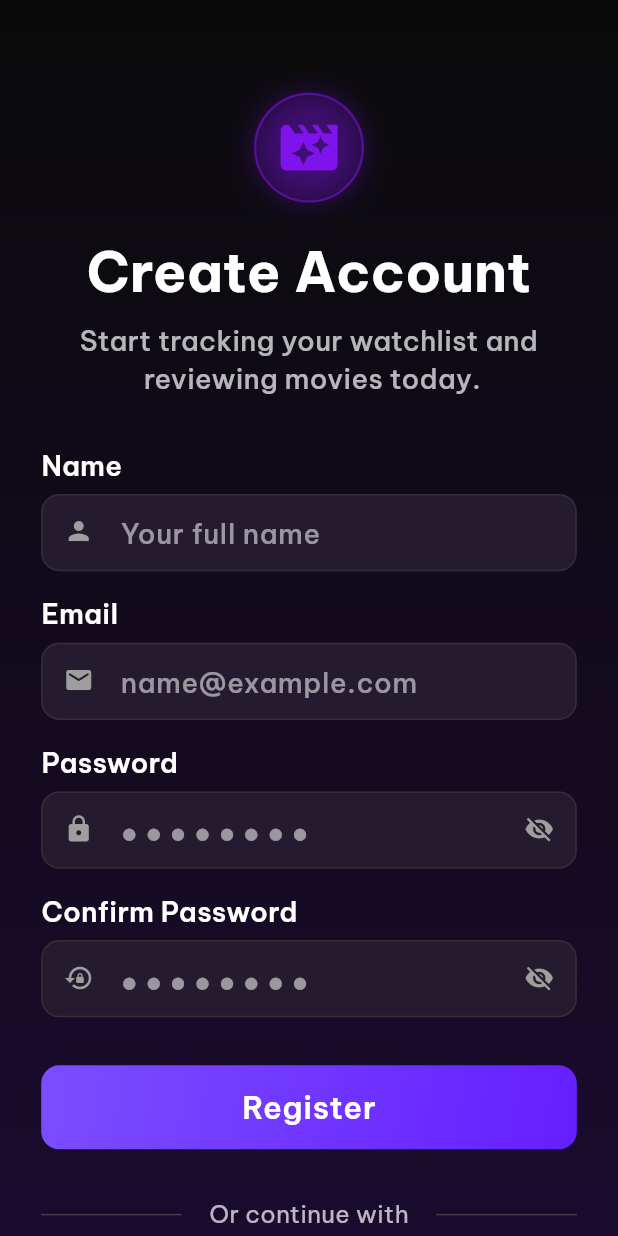
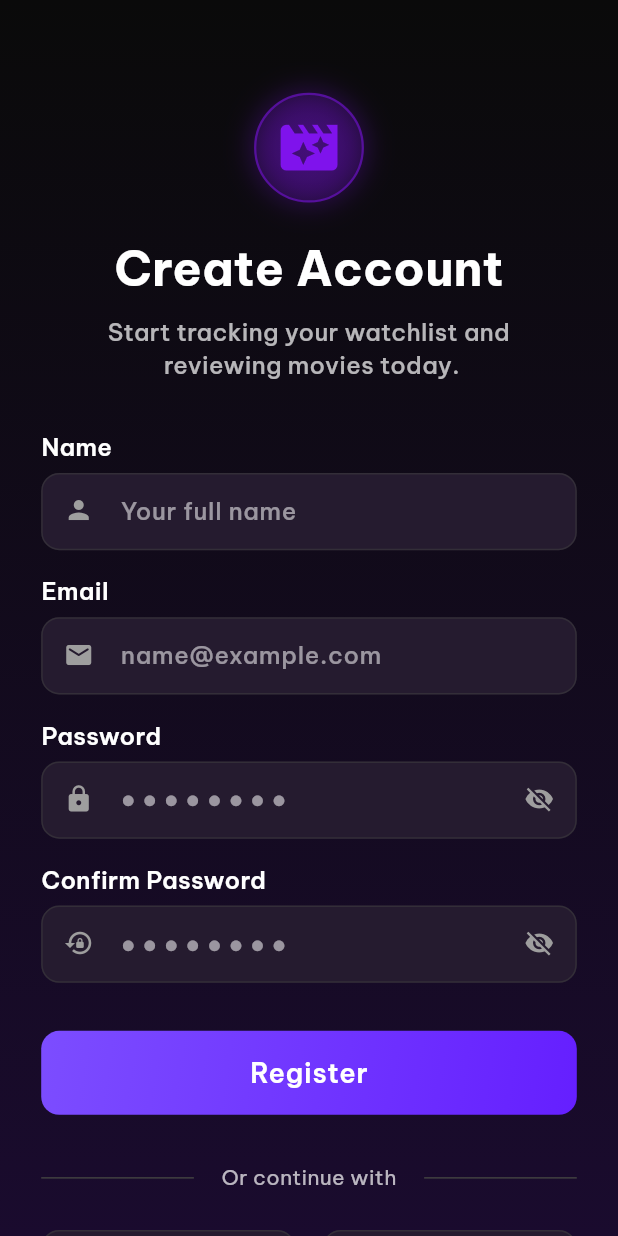
Before and after one commit to majd-khalifa/task8_X1_404Found, a Flutter app: the screen it shows after launch, on a phone screen of 412 x 824 dp. Run offline on Flutter 3.47's test engine with Material 3 defaults, Android fonts, the phone set to English and light mode, and no system bars; our stand-ins replace bloc, equatable, flutter_bloc, flutter_screenutil, font_awesome_flutter, video_player.

Commit message:
fixed the problems with app release and auth_cubit

```diff
--- a/task8/lib/core/constants/text_style.dart
+++ b/task8/lib/core/constants/text_style.dart
@@ -1,93 +1,92 @@
 import 'package:flutter/material.dart';
-import 'package:flutter_screenutil/flutter_screenutil.dart';
 import 'app_color.dart';
 import 'app_font.dart';
 
 class AppTextStyles {
-  /// 10.sp — badges, tiny labels
+  /// 10 — badges, tiny labels
   static TextStyle textStyle10 = TextStyle(
-    fontSize: 10.sp,
+    fontSize: 10,
     fontWeight: FontWeight.w600,
     fontFamily: AppFont.beVietnamPro,
     color: AppColors.textPrimary,
     height: 14 / 10,
   );
 
-  /// 12.sp — small labels, cast names, timestamps
+  /// 12 — small labels, cast names, timestamps
   static TextStyle textStyle12 = TextStyle(
-    fontSize: 12.sp,
+    fontSize: 12,
     fontWeight: FontWeight.w500,
     fontFamily: AppFont.beVietnamPro,
     color: AppColors.textSecondary,
     height: 16 / 12,
   );
 
-  /// 14.sp — body text, review text, genres
+  /// 14 — body text, review text, genres
   static TextStyle textStyle14 = TextStyle(
-    fontSize: 14.sp,
+    fontSize: 14,
     fontWeight: FontWeight.w400,
     fontFamily: AppFont.beVietnamPro,
     color: AppColors.textPrimary,
     height: 20 / 14,
   );
 
-  /// 16.sp — normal body, grid titles
+  /// 16 — normal body, grid titles
   static TextStyle textStyle16 = TextStyle(
-    fontSize: 16.sp,
+    fontSize: 16,
     fontWeight: FontWeight.w500,
     fontFamily: AppFont.beVietnamPro,
     color: AppColors.textPrimary,
     height: 22 / 16,
   );
 
-  /// 18.sp — section titles (Synopsis, Reviews, Cast)
+  /// 18 — section titles (Synopsis, Reviews, Cast)
   static TextStyle textStyle18 = TextStyle(
-    fontSize: 18.sp,
+    fontSize: 18,
     fontWeight: FontWeight.w700,
     fontFamily: AppFont.beVietnamPro,
     color: AppColors.textPrimary,
     height: 24 / 18,
   );
 
-  /// 20.sp — Trending Now title
+  /// 20 — Trending Now title
   static TextStyle textStyle20 = TextStyle(
-    fontSize: 20.sp,
+    fontSize: 20,
     fontWeight: FontWeight.w700,
     fontFamily: AppFont.beVietnamPro,
     color: AppColors.textPrimary,
     height: 26 / 20,
   );
 
-  /// 24.sp — big titles (Profile name, section headers)
+  /// 24 — big titles (Profile name, section headers)
   static TextStyle textStyle24 = TextStyle(
-    fontSize: 24.sp,
+    fontSize: 24,
     fontWeight: FontWeight.w600,
     fontFamily: AppFont.beVietnamPro,
     color: AppColors.textPrimary,
     height: 30 / 24,
   );
 
-  /// 28.sp — large display text (rare)
+  /// 28 — large display text (rare)
   static TextStyle textStyle28 = TextStyle(
-    fontSize: 28.sp,
+    fontSize: 28,
     fontWeight: FontWeight.w700,
     fontFamily: AppFont.beVietnamPro,
     color: AppColors.textPrimary,
     height: 34 / 28,
   );
 
-  /// 30.sp — Movie Title (Interstellar)
+  /// 30 — Movie Title (Interstellar)
   static TextStyle textStyle30 = TextStyle(
-    fontSize: 30.sp,
+    fontSize: 30,
     fontWeight: FontWeight.w900,
     fontFamily: AppFont.beVietnamPro,
     color: AppColors.textPrimary,
     height: 36 / 30,
   );
 
-  /// 32.sp — Hero titles (rare)
+  /// 32 — Hero titles (rare)
   static TextStyle textStyle32 = TextStyle(
-    fontSize: 32.sp,
+    fontSize: 32,
     fontWeight: FontWeight.w800,
     fontFamily: AppFont.beVietnamPro,
     color: AppColors.textPrimary,
--- a/task8/lib/cubits/auth_cubit.dart
+++ b/task8/lib/cubits/auth_cubit.dart
@@ -10,8 +10,6 @@ class AuthCubit extends Cubit<AuthState> {
     required String email,
     required String password,
   }) async {
-    emit(AuthLoading());
-
     emit(AuthLoading());
 
     try {
@@ -27,7 +25,6 @@ class AuthCubit extends Cubit<AuthState> {
 
   // Login
   void login({required String email, required String password}) async {
-
     emit(AuthLoading());
 
     try {
@@ -40,5 +37,4 @@ class AuthCubit extends Cubit<AuthState> {
       emit(AuthFailure(error: e.toString()));
     }
   }
-
 }
--- a/task8/lib/main.dart
+++ b/task8/lib/main.dart
@@ -1,5 +1,6 @@
 import 'package:flutter/material.dart';
 import 'package:flutter_screenutil/flutter_screenutil.dart';
+import 'package:task8/core/constants/app_font.dart';
 import 'package:task8/core/constants/app_route.dart';
 
 void main() {
@@ -19,6 +20,13 @@ class MyApp extends StatelessWidget {
         return MaterialApp(
           debugShowCheckedModeBanner: false,
           onGenerateRoute: AppRoutes.generateRoute,
+          theme: ThemeData(
+            fontFamily: AppFont.beVietnamPro,
+            textTheme: const TextTheme(
+              bodyMedium: TextStyle(color: Colors.white),
+              bodySmall: TextStyle(color: Colors.white70),
+            ),
+          ),
 
           initialRoute: AppRoutes.register, // أول صفحة
         );
```
Also changed, not shown: task8/pubspec.lock, 1 other file. Lines whose indentation alone changed are shown as unchanged.
